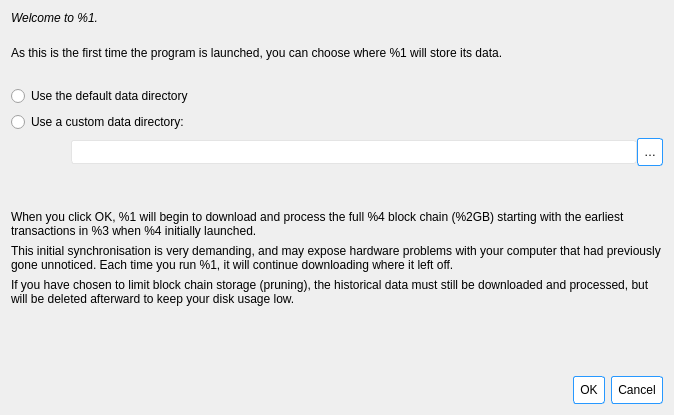
Qt form src/qt/forms/intro.ui (ecoinchain/ecoin) before a commit.
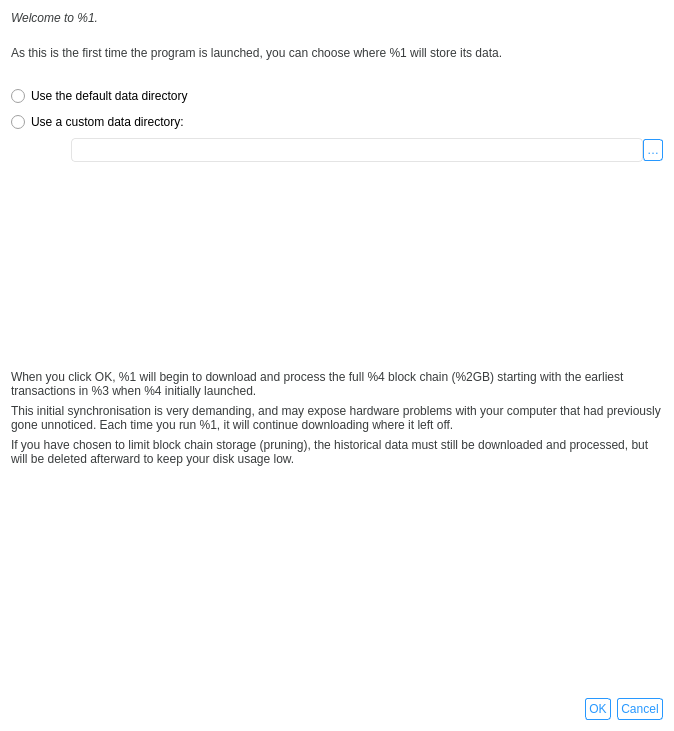
The same form after that commit.

What changed in the file:
```diff
--- a/src/qt/forms/intro.ui
+++ b/src/qt/forms/intro.ui
@@ -7,7 +7,7 @@
     <x>0</x>
     <y>0</y>
     <width>674</width>
-    <height>415</height>
+    <height>731</height>
    </rect>
   </property>
   <property name="windowTitle">
@@ -72,7 +72,44 @@
 
 QPushButton:pressed {
 background : #F8F8F8;
-}</string>
+}
+QDialog {
+ 	background-color: rgb(255, 255, 255);
+}
+
+#realframe {
+ 	background-color: rgb(255, 255, 255);
+      border-radius: 20px;
+
+}
+
+QPushButton {
+    border-radius: 3px;
+    padding: 2.5px;
+    color: rgb(39, 152, 255);
+   background-color: #ffffffff;
+}
+
+QPushButton:hover { 
+background-color: #ffffffff;
+ border: 1px solid #2798ff;
+}
+
+
+QLabel , QCheckBox {
+	color: rgb(57, 60, 61);
+    border : 0px solid ;
+   border-radius: 4px;  
+}
+
+QLineEdit , QComboBox{
+	color: rgb(57, 60, 61);
+    border : 1px solid #E4E4E4 ;
+   border-radius: 4px;
+}
+
+
+</string>
   </property>
   <layout class="QVBoxLayout" name="verticalLayout">
    <item>
```
